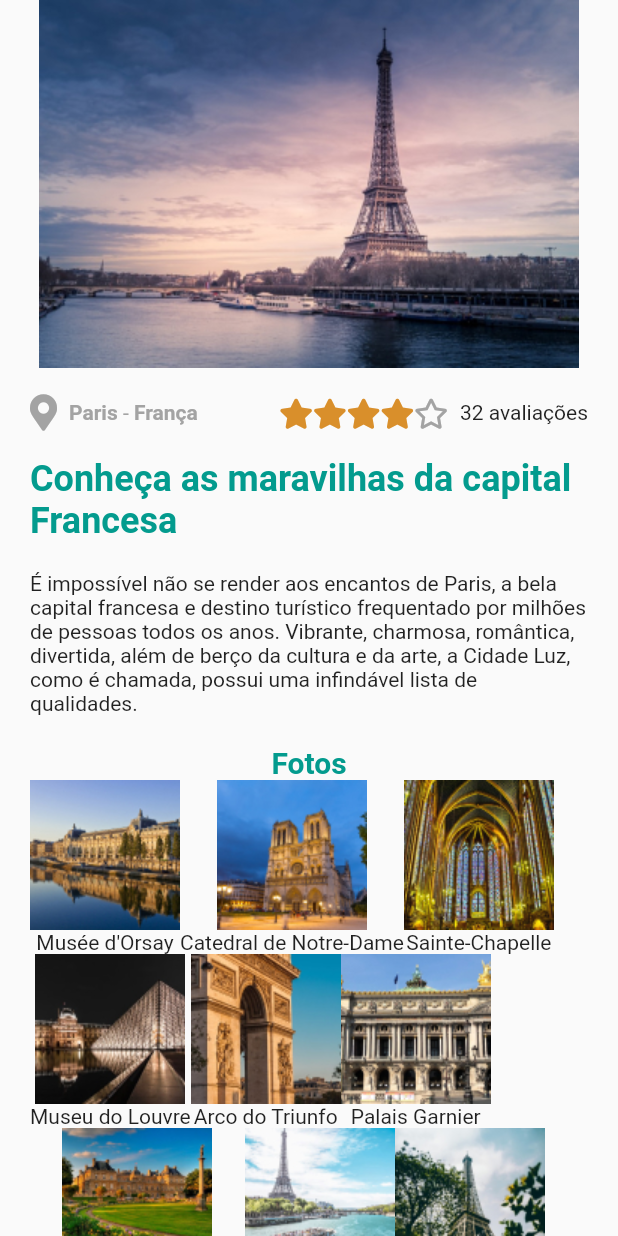
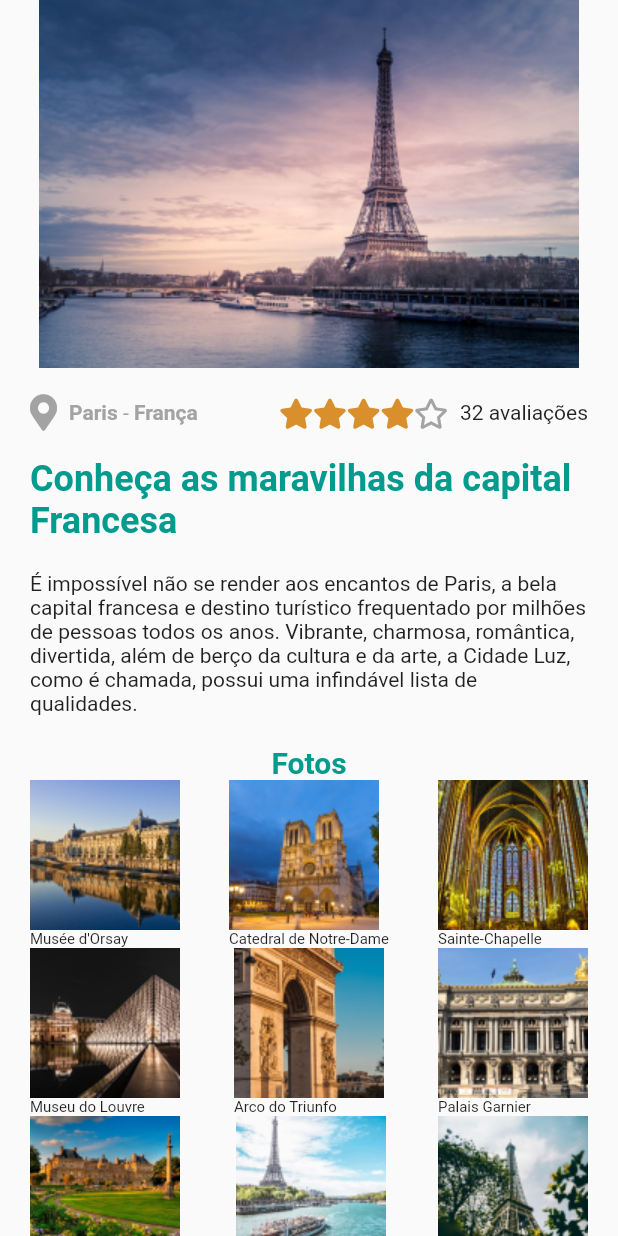
Before and after one commit to stevenarancic/trip_advisor, a Flutter app: the screen it shows after launch, on a phone screen of 412 x 824 dp. Run offline on Flutter 3.47's test engine with Material 2 defaults, Android fonts, the phone set to English and light mode, and no system bars; our stand-ins replace font_awesome_flutter.

Commit message:
trip_advisor
criado o espaçamento entre os componentes Photo.

```diff
--- a/lib/screens/home/home.dart
+++ b/lib/screens/home/home.dart
@@ -58,6 +58,7 @@ class Home extends StatelessWidget {
                 ),
               ),
               Row(
+                mainAxisAlignment: MainAxisAlignment.spaceBetween,
                 children: [
                   Photo(
                     placeImage: "assets/images/foto_1.jpg",
@@ -74,6 +75,7 @@ class Home extends StatelessWidget {
                 ],
               ),
               Row(
+                mainAxisAlignment: MainAxisAlignment.spaceBetween,
                 children: [
                   Photo(
                     placeImage: "assets/images/foto_4.jpg",
@@ -90,6 +92,7 @@ class Home extends StatelessWidget {
                 ],
               ),
               Row(
+                mainAxisAlignment: MainAxisAlignment.spaceBetween,
                 children: [
                   Photo(
                     placeImage: "assets/images/foto_7.jpg",
--- a/lib/screens/home/widgets/photo.dart
+++ b/lib/screens/home/widgets/photo.dart
@@ -12,10 +12,14 @@ class Photo extends StatelessWidget {
   @override
   Widget build(BuildContext context) {
     return Column(
+      crossAxisAlignment: CrossAxisAlignment.start,
       children: [
         Image.asset(this.placeImage),
         Text(
           this.placeName,
+          style: TextStyle(
+            fontSize: 10,
+          ),
         )
       ],
     );
```
